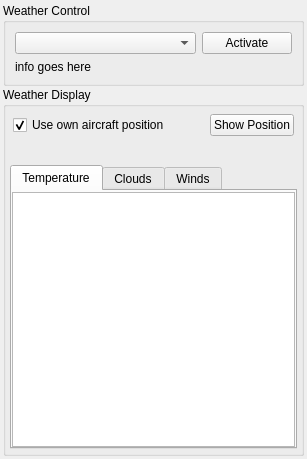
The window that src/blackgui/components/weathercomponent.ui (swift-project/pilotclient) describes before a commit, drawn with Qt 5.
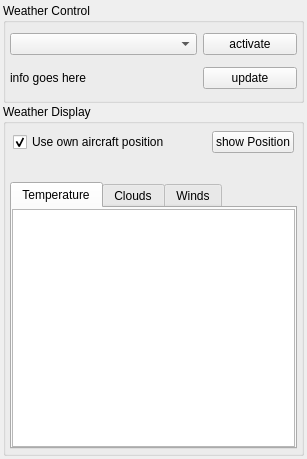
The same window after the commit. Custom widgets are drawn as their Qt base class.

Commit message: [Weather] Allow to trigger reload of weather from UI

Diff of the .ui file:
```diff
--- a/src/blackgui/components/weathercomponent.ui
+++ b/src/blackgui/components/weathercomponent.ui
@@ -34,27 +34,52 @@
    </property>
    <item>
     <widget class="QGroupBox" name="gb_weatherControl">
+     <property name="minimumSize">
+      <size>
+       <width>0</width>
+       <height>100</height>
+      </size>
+     </property>
      <property name="title">
       <string>Weather Control</string>
      </property>
      <layout class="QGridLayout" name="gl_WeatherComponent">
+      <property name="leftMargin">
+       <number>4</number>
+      </property>
+      <property name="topMargin">
+       <number>4</number>
+      </property>
+      <property name="rightMargin">
+       <number>4</number>
+      </property>
+      <property name="bottomMargin">
+       <number>4</number>
+      </property>
       <item row="0" column="0" colspan="2">
        <widget class="QComboBox" name="cb_weatherScenario"/>
       </item>
       <item row="0" column="2">
        <widget class="QPushButton" name="pb_ActivateWeather">
         <property name="text">
-         <string>Activate</string>
+         <string>activate</string>
         </property>
        </widget>
       </item>
-      <item row="1" column="0" colspan="3">
+      <item row="1" column="0" colspan="2">
        <widget class="QLabel" name="lbl_WeatherEngineInfo">
         <property name="text">
          <string>info goes here</string>
         </property>
        </widget>
       </item>
+      <item row="1" column="2">
+       <widget class="QPushButton" name="pb_Update">
+        <property name="text">
+         <string>update</string>
+        </property>
+       </widget>
+      </item>
      </layout>
     </widget>
    </item>
@@ -100,7 +125,7 @@
             </sizepolicy>
            </property>
            <property name="text">
-            <string>Show Position</string>
+            <string>show Position</string>
            </property>
           </widget>
          </item>
```
Left out of the diff: 11 changed lines with no effect on the pictures. The commit also changes 3 other files.
